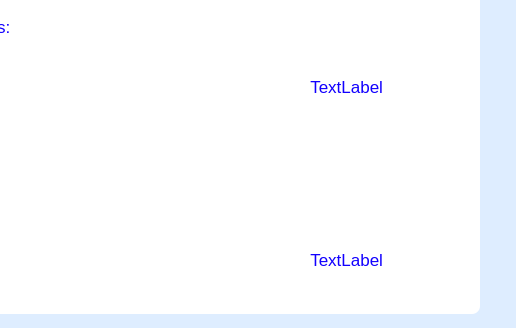
Old version of the form plugins/gui/vulnerability/reports/pdf.ui in the repository openeuler-mirror/ks-ssr; both pictures show x 314 to 830 and y 451 to 779 of the 830 by 1170 pixel window.
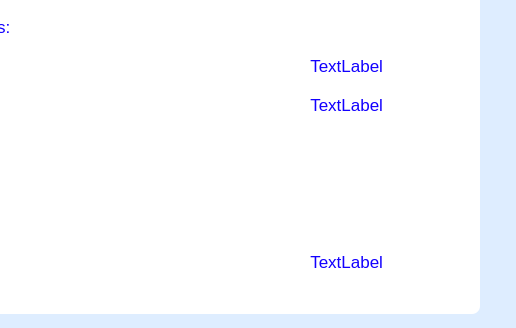
New version of the form. Icons and pictures are not drawn.

Commit message: feat（reports）：modify label m total sheet notosans - 修复一些漏洞报表的缺陷

Patch:
```diff
--- a/plugins/gui/vulnerability/reports/pdf.ui
+++ b/plugins/gui/vulnerability/reports/pdf.ui
@@ -306,7 +306,22 @@
         </widget>
        </item>
        <item>
-        <widget class="QLabel" name="m_hight">
+        <widget class="QLabel" name="m_total">
+         <property name="styleSheet">
+          <string notr="true">font: NotoSansCJKsc-Regular;
+font-size: 17px;
+color: #1200ff;</string>
+         </property>
+         <property name="text">
+          <string>TextLabel</string>
+         </property>
+         <property name="alignment">
+          <set>Qt::AlignRight|Qt::AlignTrailing|Qt::AlignVCenter</set>
+         </property>
+        </widget>
+       </item>
+       <item>
+        <widget class="QLabel" name="m_fatal">
          <property name="styleSheet">
           <string notr="true">font: NotoSansCJKsc-Regular;
 font-size: 17px;
```
